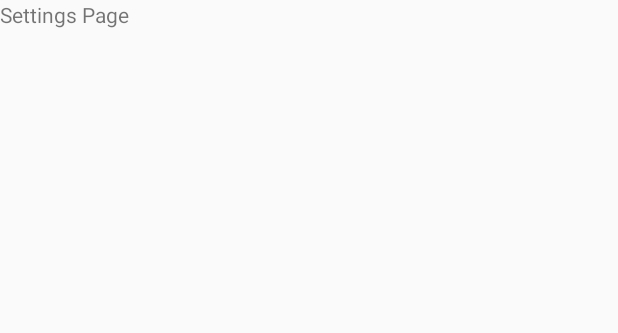
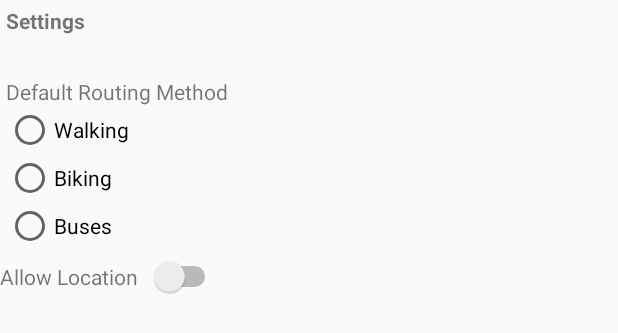
Before and after one commit to spybug/GTCampusNavigation, an Android app: the layout fragment_settings.xml on its own in the app's theme, with its tools: preview values and no code run, on a phone screen of 412 x 824 dp. Shown: the top 333 px of the screen. Run offline under Robolectric (Android 15) with nearby library versions, the phone set to English and light mode, and no system bars.

```diff
--- a/Android/app/src/main/java/com/spybug/gtnav/fragments/FaqFragment.java
+++ b/Android/app/src/main/java/com/spybug/gtnav/fragments/FaqFragment.java
@@ -9,6 +9,7 @@ import android.view.View;
 import android.view.ViewGroup;
 import android.webkit.WebView;
 
+import com.spybug.gtnav.BuildConfig;
 import com.spybug.gtnav.R;
 
 /**
@@ -69,6 +70,8 @@ public class FaqFragment extends Fragment {
         // Inflate the layout for this fragment
         View view = inflater.inflate(R.layout.fragment_faq, container, false);
         faqWebview = view.findViewById(R.id.faq_webview);
+        String stringUrl = String.format("%sfaq", BuildConfig.API_URL);
+        faqWebview.loadUrl(stringUrl);
         return view;
     }
 
--- a/Android/app/src/main/res/layout/fragment_settings.xml
+++ b/Android/app/src/main/res/layout/fragment_settings.xml
@@ -1,13 +1,63 @@
-<FrameLayout xmlns:android="http://schemas.android.com/apk/res/android"
+<LinearLayout xmlns:android="http://schemas.android.com/apk/res/android"
     xmlns:tools="http://schemas.android.com/tools"
     android:layout_width="match_parent"
     android:layout_height="match_parent"
-    tools:context="com.spybug.gtnav.fragments.SettingsFragment">
+    tools:context="com.spybug.gtnav.fragments.SettingsFragment"
+    android:orientation="vertical">
 
-    <!-- TODO: Update blank fragment layout -->
     <TextView
-        android:layout_width="match_parent"
-        android:layout_height="match_parent"
-        android:text="Settings Page" />
+        android:layout_width="wrap_content"
+        android:layout_height="wrap_content"
+        android:text="@string/setting_title"
+        android:padding="@dimen/settings_padding"/>
 
-</FrameLayout>
+    <Space
+        android:layout_width="wrap_content"
+        android:layout_height="20dp" />
+
+    <LinearLayout
+        android:layout_width="wrap_content"
+        android:layout_height="wrap_content"
+        android:orientation="vertical"
+        android:padding="@dimen/settings_padding">
+
+        <TextView
+            android:layout_width="wrap_content"
+            android:layout_height="wrap_content"
+            android:text="@string/default_routing"/>
+
+        <RadioButton
+            android:layout_width="wrap_content"
+            android:layout_height="wrap_content"
+            android:text="@string/routing_walk"/>
+
+        <RadioButton
+            android:layout_width="wrap_content"
+            android:layout_height="wrap_content"
+            android:text="@string/routing_bike"/>
+
+        <RadioButton
+            android:layout_width="wrap_content"
+            android:layout_height="wrap_content"
+            android:text="@string/routing_bus"/>
+
+    </LinearLayout>
+
+    <LinearLayout
+        android:layout_width="wrap_content"
+        android:layout_height="wrap_content">
+
+        <TextView
+            android:layout_width="wrap_content"
+            android:layout_height="wrap_content"
+            android:text="@string/allow_location"/>
+
+        <Switch
+            android:id="@+id/location_switch"
+            android:paddingLeft="7dp"
+            android:layout_width="wrap_content"
+            android:layout_height="wrap_content" />
+
+    </LinearLayout>
+
+</LinearLayout>
--- a/Android/app/src/main/res/values/dimens.xml
+++ b/Android/app/src/main/res/values/dimens.xml
@@ -13,4 +13,5 @@
     <dimen name="cardview_vertical_padding">4dp</dimen>
 
     <dimen name="settings_padding">4dp</dimen>
+    <dimen name="feedback_padding">20dp</dimen>
 </resources>
--- a/Android/app/src/main/res/values/strings.xml
+++ b/Android/app/src/main/res/values/strings.xml
@@ -41,6 +41,12 @@
     <string name="routing_bus">Buses</string>
     <string name="allow_location">Allow Location</string>
 
+    <!--Feedback Strings-->
+    <string name="email_text">Email (optional):</string>
+    <string name="type_text">Issue Type</string>
+    <string name="details_text">Additional Information</string>
+    <string name="feedback_submit">Submit</string>
+
     <!-- TODO: Remove or change this placeholder text -->
     <string name="hello_blank_fragment">Hello blank fragment</string>
     <string name="title_activity_maps">Map</string>
```
Also changed, not shown: Android/app/src/main/java/com/spybug/gtnav/fragments/FeedbackFragment.java (+55 -1 lines), Android/app/src/main/res/layout/fragment_feedback.xml (+51 -5 lines).
